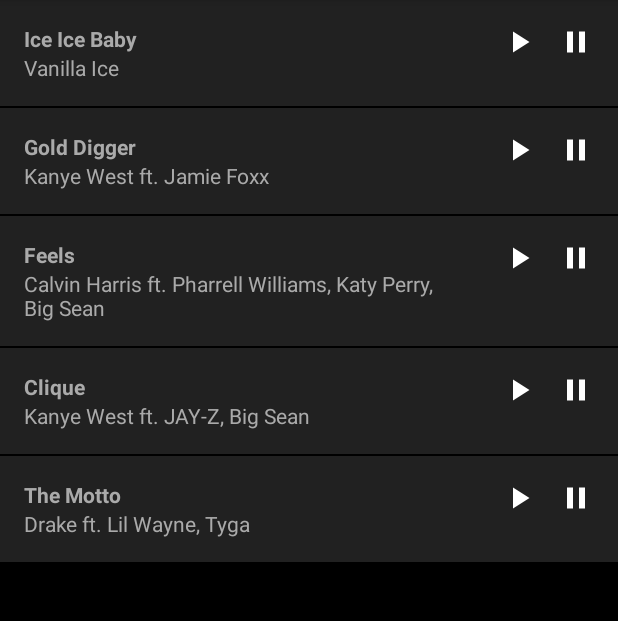
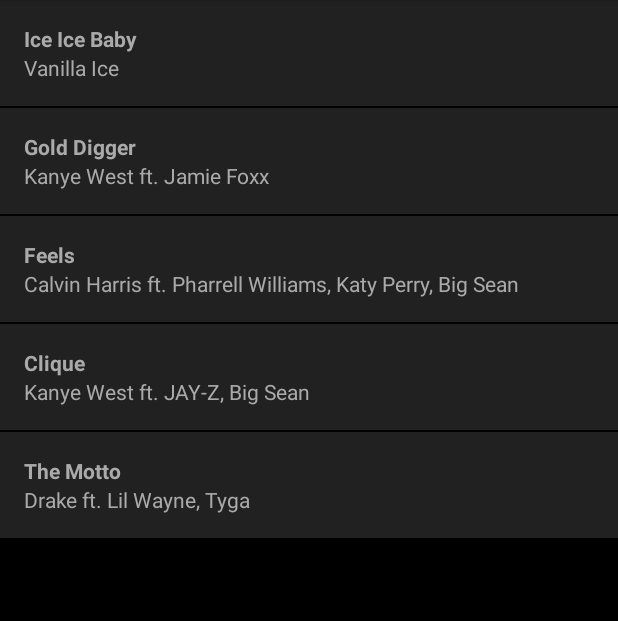
Before and after one commit to alan-lam/RapPlayer, an Android app: the screen it shows after launch (MainActivity), on a phone screen of 412 x 824 dp, the part 84-705 px from its top. Run offline under Robolectric (Android 15) with nearby library versions, the phone set to English and light mode, and no system bars.

Commit message:
working version

```diff
--- a/app/src/main/java/com/example/alan/rapplayer/MainActivity.java
+++ b/app/src/main/java/com/example/alan/rapplayer/MainActivity.java
@@ -63,9 +63,9 @@
 
                 int result = audioManager.requestAudioFocus (onAudioFocusChangeListener, AudioManager.STREAM_MUSIC, AudioManager.AUDIOFOCUS_GAIN_TRANSIENT);
                 if (result == AudioManager.AUDIOFOCUS_REQUEST_GRANTED) {
-                    mediaPlayer = MediaPlayer.create(MainActivity.this, song.getSongResourceId());
+                    mediaPlayer = MediaPlayer.create (MainActivity.this, song.getSongResourceId());
                     mediaPlayer.start();
-                    mediaPlayer.setOnCompletionListener(completionListener);
+                    mediaPlayer.setOnCompletionListener (completionListener);
                 }
             }
         });
--- a/app/src/main/res/layout/list_item.xml
+++ b/app/src/main/res/layout/list_item.xml
@@ -3,14 +3,8 @@
     android:layout_width="match_parent"
     android:layout_height="match_parent"
     android:background="#212121"
-    android:orientation="horizontal"
+    android:orientation="vertical"
     android:padding="16dp">
-
-    <LinearLayout
-        android:layout_width="0dp"
-        android:layout_weight="0.75"
-        android:layout_height="wrap_content"
-        android:orientation="vertical">
 
     <TextView
         android:id="@+id/song_name"
@@ -26,29 +20,3 @@
         android:textColor="@android:color/darker_gray" />
 
 </LinearLayout>
-
-    <RelativeLayout
-        android:layout_width="0dp"
-        android:layout_weight="0.25"
-        android:layout_height="wrap_content">
-
-        <ImageView
-            android:layout_width="24dp"
-            android:layout_height="24dp"
-            android:layout_toStartOf="@+id/pause_button"
-            android:layout_toLeftOf="@+id/pause_button"
-            android:layout_marginEnd="14dp"
-            android:layout_marginRight="14dp"
-            android:src="@drawable/ic_play_arrow_white_24dp"/>
-
-        <ImageView
-            android:id="@+id/pause_button"
-            android:layout_width="24dp"
-            android:layout_height="24dp"
-            android:layout_alignParentEnd="true"
-            android:layout_alignParentRight="true"
-            android:src="@drawable/ic_pause_white_24dp"/>
-
-    </RelativeLayout>
-
-</LinearLayout>
```
Also changed, not shown: app/src/main/res/drawable-hdpi/ic_pause_white_24dp.png (deleted), app/src/main/res/drawable-hdpi/ic_play_arrow_white_24dp.png (deleted), app/src/main/res/drawable-mdpi/ic_pause_white_24dp.png (deleted), app/src/main/res/drawable-mdpi/ic_play_arrow_white_24dp.png (deleted), app/src/main/res/drawable-xhdpi/ic_pause_white_24dp.png (deleted), app/src/main/res/drawable-xhdpi/ic_play_arrow_white_24dp.png (deleted), app/src/main/res/drawable-xxhdpi/ic_pause_white_24dp.png (deleted), app/src/main/res/drawable-xxhdpi/ic_play_arrow_white_24dp.png (deleted), app/src/main/res/drawable-xxxhdpi/ic_pause_white_24dp.png (deleted), app/src/main/res/drawable-xxxhdpi/ic_play_arrow_white_24dp.png (deleted). Lines whose indentation alone changed are shown as unchanged.
